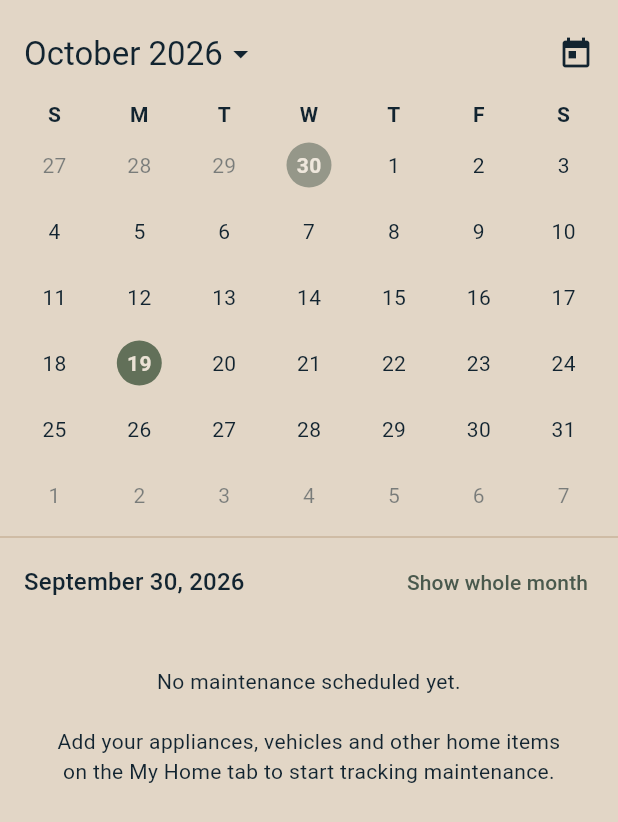
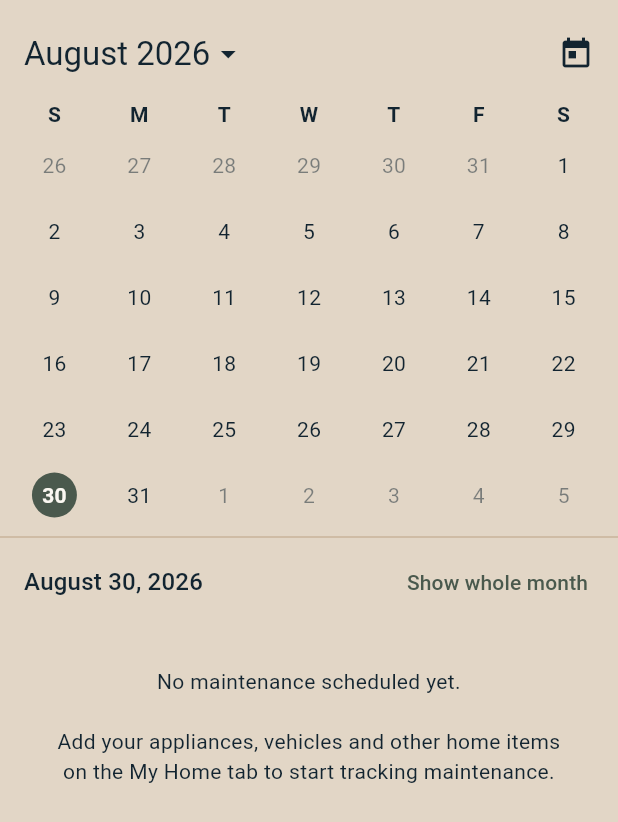
Before and after one commit to mygarrett38/hometrackhub, a Flutter app: the MaintenanceCalendarScreen screen opened directly, after a tap on "27", after a tap on "30", on a phone screen of 412 x 824 dp. Shown: the top 822 px of the screen. Run offline on Flutter 3.47's test engine with Material 3 defaults, Android fonts, the phone set to English and light mode, and no system bars; our stand-ins replace connectivity_plus, flutter_blue_plus, flutter_local_notifications, flutter_timezone, shared_preferences, timezone; missing offline and left inert: bonsoir, device_calendar_plus; accounts and stored records are empty.

Commit message:
Improve calendar usability and appearance

```diff
--- a/lib/ui/screens/upcoming/maintenance_calendar_screen.dart
+++ b/lib/ui/screens/upcoming/maintenance_calendar_screen.dart
@@ -117,19 +117,25 @@
 
   void _onPageChanged(int page) {
     setState(() {
-      _selectedDay = null;
       // Keeps the focus day if the page was changed to show it.
       if (_pageFor(_focusDay) != page) _focusDay = _dayOnPage(page);
+      // Keeps the selected day only if it is on the new page, such as a
+      // faded day that was tapped to move to its month.
+      final selectedDay = _selectedDay;
+      if (selectedDay != null && _pageFor(selectedDay) != page) {
+        _selectedDay = null;
+      }
     });
   }
 
-  /// Switches to [period] and shows the part of it that [day] is in.
-  void _show(DateTime day, CalendarPeriod period) {
+  /// Switches to [period] and shows the part of it that [day] is in, with
+  /// [select] as the selected day.
+  void _show(DateTime day, CalendarPeriod period, {DateTime? select}) {
     final samePeriod = period == _period;
     setState(() {
       _period = period;
       _focusDay = day;
-      _selectedDay = null;
+      _selectedDay = select;
     });
     if (!_pages.hasClients) return;
     final page = _pageFor(day);
@@ -216,6 +222,7 @@
                 ],
               ),
             ),
+            if (_period != CalendarPeriod.year) const _WeekdayLabels(),
             // Swipe left or right for the next or previous period.
             SizedBox(
               height: _pageHeight,
@@ -341,8 +348,14 @@
       markers: _DayMarkers.between(controller, days, today),
       today: today,
       selectedDay: _selectedDay,
-      onDayTap: (day) =>
-          setState(() => _selectedDay = _selectedDay == day ? null : day),
+      onDayTap: (day) {
+        // A faded day in a month view moves to its own month.
+        if (_period == CalendarPeriod.month && day.month != month) {
+          _show(day, CalendarPeriod.month, select: day);
+        } else {
+          setState(() => _selectedDay = _selectedDay == day ? null : day);
+        }
+      },
     );
   }
 
@@ -410,6 +423,35 @@
   }
 }
 
+/// The letters for the days of the week, above the swipeable pages so they
+/// stay still while the days move.
+class _WeekdayLabels extends StatelessWidget {
+  const _WeekdayLabels();
+
+  @override
+  Widget build(BuildContext context) {
+    return Padding(
+      padding: const EdgeInsets.symmetric(horizontal: _DayGrid.inset),
+      child: SizedBox(
+        height: 24,
+        child: Row(
+          children: [
+            for (final day in const ['S', 'M', 'T', 'W', 'T', 'F', 'S'])
+              Expanded(
+                child: Center(
+                  child: Text(
+                    day,
+                    style: const TextStyle(fontWeight: FontWeight.w600),
+                  ),
+                ),
+              ),
+          ],
+        ),
+      ),
+    );
+  }
+}
+
 /// The days of a week or month, with dots under each day for the tasks due
 /// or completed on it. Days from other months are faded.
 class _DayGrid extends StatelessWidget {
@@ -422,12 +464,14 @@
     required this.onDayTap,
   });
 
-  static const _weekdayHeight = 24.0;
   static const _rowHeight = 44.0;
 
+  /// Space at each side. [_WeekdayLabels] uses the same, so each letter sits
+  /// centered over its column of days.
+  static const inset = 8.0;
+
   /// The height of a grid showing [weeks] weeks.
-  static double heightFor({required int weeks}) =>
-      _weekdayHeight + weeks * _rowHeight;
+  static double heightFor({required int weeks}) => weeks * _rowHeight;
 
   /// Whole weeks, starting on a Sunday.
   final _DayRange days;
@@ -443,30 +487,9 @@
   Widget build(BuildContext context) {
     final colors = Theme.of(context).colorScheme;
 
-    // The weekday letters and the days share one inset, so each letter sits
-    // centered over its column of days.
     return Padding(
-      padding: const EdgeInsets.symmetric(horizontal: 8),
-      child: Column(
-        children: [
-          SizedBox(
-            height: _weekdayHeight,
-            child: Row(
-              children: const ['S', 'M', 'T', 'W', 'T', 'F', 'S']
-                  .map(
-                    (day) => Expanded(
-                      child: Center(
-                        child: Text(
-                          day,
-                          style: TextStyle(fontWeight: FontWeight.w600),
-                        ),
-                      ),
-                    ),
-                  )
-                  .toList(),
-            ),
-          ),
-          GridView.builder(
+      padding: const EdgeInsets.symmetric(horizontal: inset),
+      child: GridView.builder(
         shrinkWrap: true,
         physics: const NeverScrollableScrollPhysics(),
         itemCount: days.dayCount,
@@ -490,9 +513,7 @@
               ? colors.primaryContainer
               : Colors.transparent;
           // Due dots come first, then completed ones, three at most.
-              final dueColor = day.isBefore(today)
-                  ? colors.error
-                  : colors.primary;
+          final dueColor = day.isBefore(today) ? colors.error : colors.primary;
           final dotColors = [
             for (var i = 0; i < due; i++) dueColor,
             for (var i = 0; i < done; i++) colors.outline,
@@ -543,9 +564,7 @@
                             Container(
                               width: 4,
                               height: 4,
-                                  margin: const EdgeInsets.symmetric(
-                                    horizontal: 1,
-                                  ),
+                              margin: const EdgeInsets.symmetric(horizontal: 1),
                               decoration: BoxDecoration(
                                 color: dotColor,
                                 shape: BoxShape.circle,
@@ -559,8 +578,6 @@
             ),
           );
         },
-          ),
-        ],
       ),
     );
   }
```
Also changed, not shown: 1 other file. Lines whose indentation alone changed are shown as unchanged.
